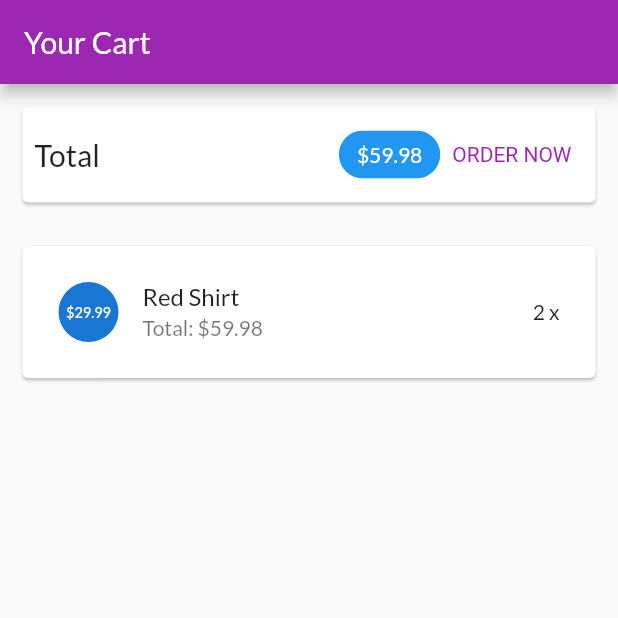
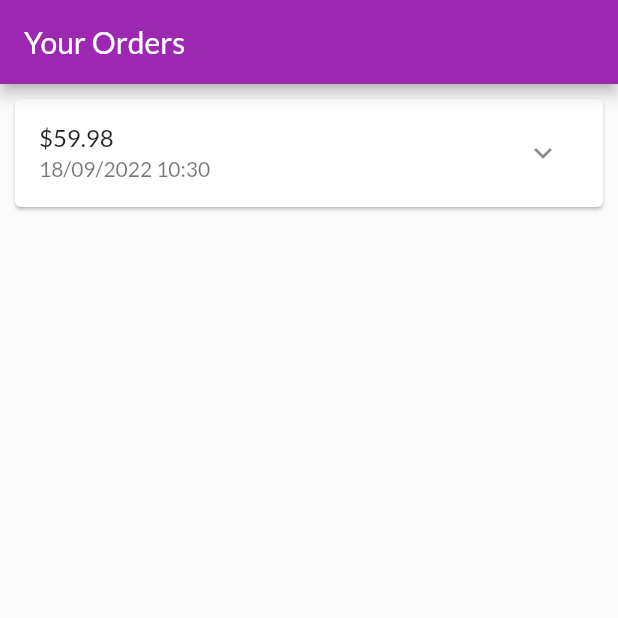
Before and after one commit to dainhan0791/myshopFlutter, a Flutter app: the screen it shows after launch, on a phone screen of 412 x 824 dp, the top half of it. Run offline on Flutter 3.47's test engine with Material 2 defaults, Android fonts, the phone set to English and light mode, and no system bars.

Commit message:
Xay dung trang cac dat hang

```diff
--- a/lib/main.dart
+++ b/lib/main.dart
@@ -1,5 +1,6 @@
 import 'package:flutter/material.dart';
 import 'package:myshop/ui/cart/cart_screen.dart';
+import 'package:myshop/ui/orders/orders_screen.dart';
 import 'package:myshop/ui/products/product_detail_screen.dart';
 import 'package:myshop/ui/products/products_manager.dart';
 import 'package:myshop/ui/products/user_products_screen.dart';
@@ -27,7 +28,7 @@ class MyApp extends StatelessWidget {
         ),
       ),
       home: const SafeArea(
-        child: CartScreen(),
+        child: OrdersScreen(),
       ),
       // home: const SafeArea(
       //   child: UserProductScreen(),
--- /dev/null
+++ b/lib/models/order_item.dart
@@ -0,0 +1,33 @@
+import 'cart_item.dart';
+
+class OrderItem {
+  final String? id;
+  final double amount;
+  final List<CartItem> products;
+  final DateTime dateTime;
+
+  int get productCount {
+    return products.length;
+  }
+
+  OrderItem({
+    this.id,
+    required this.amount,
+    required this.products,
+    DateTime? dateTime,
+  }) : dateTime = dateTime ?? DateTime.now();
+
+  OrderItem copyWith({
+    String? id,
+    double? amount,
+    List<CartItem>? products,
+    DateTime? dateTime,
+  }) {
+    return OrderItem(
+      id: id ?? this.id,
+      amount: amount ?? this.amount,
+      products: products ?? this.products,
+      dateTime: dateTime ?? this.dateTime,
+    );
+  }
+}
--- /dev/null
+++ b/lib/ui/orders/order_item_card.dart
@@ -0,0 +1,82 @@
+import 'dart:math';
+
+import 'package:flutter/material.dart';
+import 'package:intl/intl.dart';
+
+import '../../models/order_item.dart';
+
+class OrderItemCard extends StatefulWidget {
+  final OrderItem order;
+  const OrderItemCard(this.order, {super.key});
+
+  @override
+  State<OrderItemCard> createState() => _OrderItemCardState();
+}
+
+class _OrderItemCardState extends State<OrderItemCard> {
+  var _expanded = false;
+  @override
+  Widget build(BuildContext context) {
+    return Card(
+      margin: const EdgeInsets.all(10),
+      child: Column(
+        children: <Widget>[
+          buildOrderSummary(),
+          if (_expanded) buildOrderDetails()
+        ],
+      ),
+    );
+  }
+
+  Widget buildOrderDetails() {
+    return Container(
+      padding: const EdgeInsets.symmetric(
+        horizontal: 15,
+        vertical: 4,
+      ),
+      height: min(widget.order.productCount * 20.0 + 10, 100),
+      child: ListView(
+        children: widget.order.products
+            .map(
+              (prod) => Row(
+                mainAxisAlignment: MainAxisAlignment.spaceBetween,
+                children: <Widget>[
+                  Text(
+                    prod.title,
+                    style: const TextStyle(
+                      fontSize: 18,
+                      fontWeight: FontWeight.bold,
+                    ),
+                  ),
+                  Text(
+                    '${prod.quantity}x \$${prod.price}',
+                    style: const TextStyle(
+                      fontSize: 18,
+                      color: Colors.grey,
+                    ),
+                  ),
+                ],
+              ),
+            )
+            .toList(),
+      ),
+    );
+  }
+
+  Widget buildOrderSummary() {
+    return ListTile(
+      title: Text('\$${widget.order.amount}'),
+      subtitle: Text(
+        DateFormat('dd/MM/yyyy hh:mm').format(widget.order.dateTime),
+      ),
+      trailing: IconButton(
+        icon: Icon(_expanded ? Icons.expand_less : Icons.expand_more),
+        onPressed: () {
+          setState(() {
+            _expanded = !_expanded;
+          });
+        },
+      ),
+    );
+  }
+}
--- /dev/null
+++ b/lib/ui/orders/orders_manager.dart
@@ -0,0 +1,29 @@
+import 'package:flutter/cupertino.dart';
+
+import '../../models/cart_item.dart';
+import '../../models/order_item.dart';
+
+class OrdersManager with ChangeNotifier {
+  final List<OrderItem> _orders = [
+    OrderItem(
+      id: 'o1',
+      amount: 59.98,
+      products: [
+        CartItem(
+          id: 'c1',
+          title: 'Red Shirt',
+          price: 29.9,
+          quantity: 2,
+        )
+      ],
+      dateTime: DateTime.now(),
+    ),
+  ];
+  int get orderCount {
+    return _orders.length;
+  }
+
+  List<OrderItem> get orders {
+    return [..._orders];
+  }
+}
--- /dev/null
+++ b/lib/ui/orders/orders_screen.dart
@@ -0,0 +1,24 @@
+import 'package:flutter/material.dart';
+import 'package:myshop/models/order_item.dart';
+
+import 'orders_manager.dart';
+import 'order_item_card.dart';
+
+class OrdersScreen extends StatelessWidget {
+  const OrdersScreen({Key? key}) : super(key: key);
+
+  @override
+  Widget build(BuildContext context) {
+    print('building orders');
+    final ordersManager = OrdersManager();
+    return Scaffold(
+      appBar: AppBar(
+        title: const Text('Your Orders'),
+      ),
+      body: ListView.builder(
+        itemCount: ordersManager.orderCount,
+        itemBuilder: (ctx, i) => OrderItemCard(ordersManager.orders[i]),
+      ),
+    );
+  }
+}
--- a/pubspec.yaml
+++ b/pubspec.yaml
@@ -29,6 +29,7 @@ environment:
 dependencies:
   flutter:
     sdk: flutter
+  intl: ^0.17.0
 
   # The following adds the Cupertino Icons font to your application.
   # Use with the CupertinoIcons class for iOS style icons.
```
Also changed, not shown: pubspec.lock.
